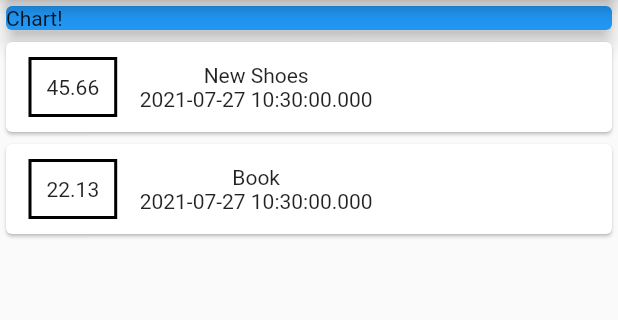
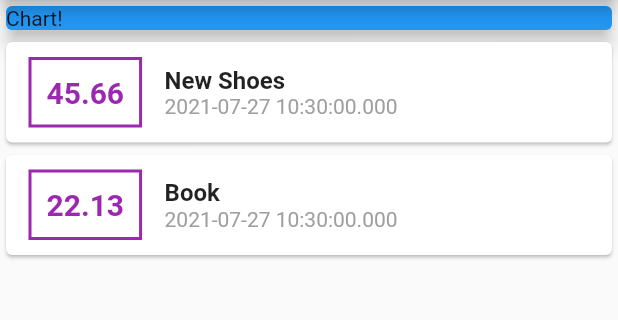
Before and after one commit to DavidCastelloBatet/expenses_control_f223, a Flutter app: the screen it shows after launch, on a phone screen of 412 x 824 dp, the part 84-404 px from its top. Run offline on Flutter 3.47's test engine with Material 2 defaults, Android fonts, the phone set to English and light mode, and no system bars.

Commit message:
78 - 79 styling text

```diff
--- a/lib/main.dart
+++ b/lib/main.dart
@@ -57,21 +57,42 @@ class MyHomePage extends StatelessWidget {
                   child: Row(
                     children: [
                       Container(
-                        child: Text(tx.amount.toString()),
-                        margin:
-                            EdgeInsets.symmetric(vertical: 10, horizontal: 15),
+                        child: Text(
+                          tx.amount.toString(),
+                          style: TextStyle(
+                            fontWeight: FontWeight.bold,
+                            fontSize: 20,
+                            color: Colors.purple,
+                          ),
+                        ),
+                        margin: EdgeInsets.symmetric(
+                          vertical: 10,
+                          horizontal: 15,
+                        ),
                         padding: EdgeInsets.all(10),
                         decoration: BoxDecoration(
                           border: Border.all(
-                            color: Colors.black,
+                            color: Colors.purple,
                             width: 2,
                           ),
                         ),
                       ),
                       Column(
+                        crossAxisAlignment: CrossAxisAlignment.start,
                         children: <Widget>[
-                          Text(tx.title),
-                          Text(tx.date.toString()),
+                          Text(
+                            tx.title,
+                            style: TextStyle(
+                              fontWeight: FontWeight.bold,
+                              fontSize: 16,
+                            ),
+                          ),
+                          Text(
+                            tx.date.toString(),
+                            style: TextStyle(
+                              color: Colors.grey,
+                            ),
+                          ),
                         ],
                       ),
                     ],
```
